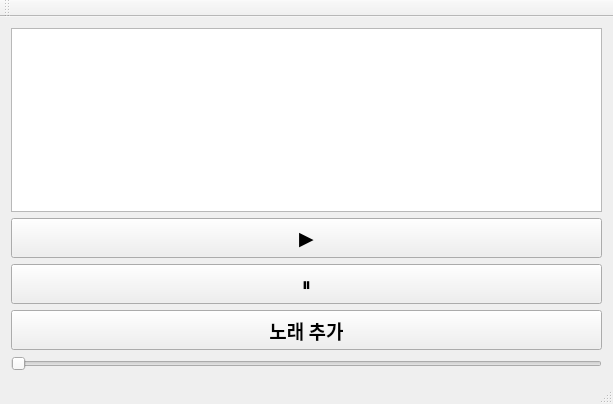
This is MusicPlayer/MainWindow.ui in SY008197/gimgo2 as Qt 5 draws it before an edit. The edited form follows.
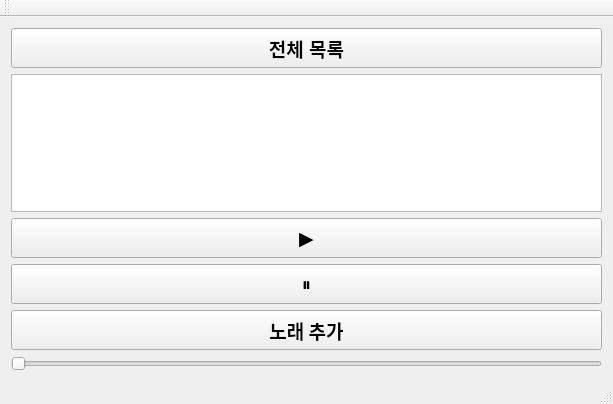
This is the edited form.

Patch:
```diff
--- a/MusicPlayer/MainWindow.ui
+++ b/MusicPlayer/MainWindow.ui
@@ -15,6 +15,25 @@
   </property>
   <widget class="QWidget" name="centralWidget">
    <layout class="QVBoxLayout" name="verticalLayout">
+    <item>
+     <widget class="QPushButton" name="btnAllSongs">
+      <property name="minimumSize">
+       <size>
+        <width>0</width>
+        <height>40</height>
+       </size>
+      </property>
+      <property name="font">
+       <font>
+        <pointsize>14</pointsize>
+        <bold>true</bold>
+       </font>
+      </property>
+      <property name="text">
+       <string>전체 목록</string>
+      </property>
+     </widget>
+    </item>
     <item>
      <widget class="QListWidget" name="listWidgetSongs">
       <property name="autoFillBackground">
```
